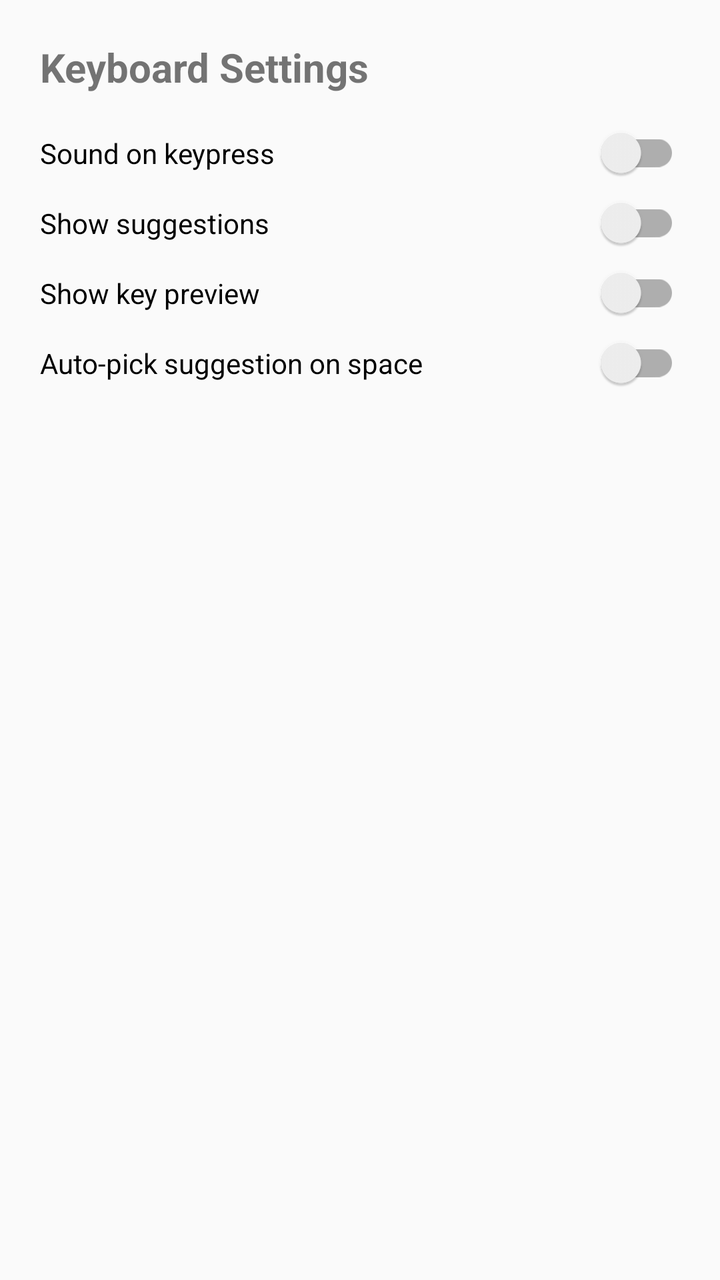
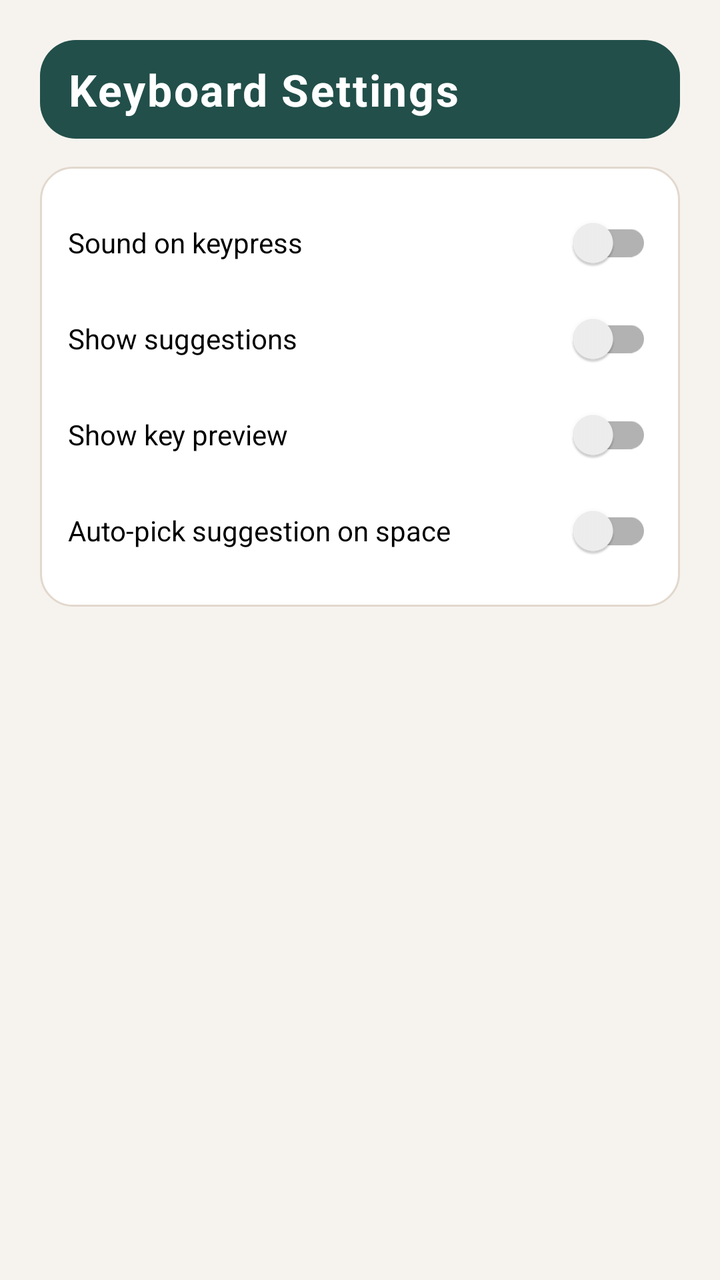

Compare the two renders of this Android layout. The source of the first and the diff that turns it into the second are given below.
<!-- AndroidManifest.xml: application theme AppTheme -->
<!-- res/layout/fragment_settings.xml -->
<?xml version="1.0" encoding="utf-8"?>
<ScrollView xmlns:android="http://schemas.android.com/apk/res/android"
    android:layout_width="match_parent"
    android:layout_height="match_parent"
    android:fillViewport="true">

    <LinearLayout
        android:layout_width="match_parent"
        android:layout_height="wrap_content"
        android:orientation="vertical"
        android:padding="20dp">

        <TextView
            android:id="@+id/keyboard_settings_title"
            android:layout_width="match_parent"
            android:layout_height="wrap_content"
            android:text="@string/settings_title"
            android:textSize="20sp"
            android:textStyle="bold"
            android:paddingBottom="12dp" />

        <androidx.appcompat.widget.SwitchCompat
            android:id="@+id/switch_sound"
            android:layout_width="match_parent"
            android:layout_height="wrap_content"
            android:text="Sound on keypress"
            android:paddingVertical="8dp" />

        <androidx.appcompat.widget.SwitchCompat
            android:id="@+id/switch_suggestions"
            android:layout_width="match_parent"
            android:layout_height="wrap_content"
            android:text="Show suggestions"
            android:paddingVertical="8dp" />

        <androidx.appcompat.widget.SwitchCompat
            android:id="@+id/switch_key_preview"
            android:layout_width="match_parent"
            android:layout_height="wrap_content"
            android:text="Show key preview"
            android:paddingVertical="8dp" />

        <androidx.appcompat.widget.SwitchCompat
            android:id="@+id/switch_auto_pick"
            android:layout_width="match_parent"
            android:layout_height="wrap_content"
            android:text="Auto-pick suggestion on space"
            android:paddingVertical="8dp" />
    </LinearLayout>
</ScrollView>
<!-- resources referenced by this layout -->
<resources>
  <string name="settings_title">Keyboard Settings</string>
  <style name="AppTheme" parent="Theme.AppCompat.Light.DarkActionBar">
          
          <item name="colorPrimary">@color/colorPrimary</item>
          <item name="colorPrimaryDark">@color/colorPrimaryDark</item>
          <item name="colorAccent">@color/colorAccent</item>
      </style>
  <color name="colorPrimary">#008577</color>
  <color name="colorPrimaryDark">#00574B</color>
  <color name="colorAccent">#D81B60</color>
</resources>

<!-- the commit's change to res/layout/fragment_settings.xml (unified diff, before → after) -->
@@ -2,7 +2,8 @@
 <ScrollView xmlns:android="http://schemas.android.com/apk/res/android"
     android:layout_width="match_parent"
     android:layout_height="match_parent"
-    android:fillViewport="true">
+    android:fillViewport="true"
+    android:background="@color/ui_bg">
 
     <LinearLayout
         android:layout_width="match_parent"
@@ -15,36 +16,49 @@
             android:layout_width="match_parent"
             android:layout_height="wrap_content"
             android:text="@string/settings_title"
-            android:textSize="20sp"
+            android:textSize="22sp"
             android:textStyle="bold"
-            android:paddingBottom="12dp" />
+            android:textColor="@color/ui_surface"
+            android:letterSpacing="0.04"
+            android:background="@drawable/bg_title_pill"
+            android:paddingHorizontal="14dp"
+            android:paddingVertical="10dp"
+            android:layout_marginBottom="14dp" />
 
-        <androidx.appcompat.widget.SwitchCompat
-            android:id="@+id/switch_sound"
+        <LinearLayout
             android:layout_width="match_parent"
             android:layout_height="wrap_content"
-            android:text="Sound on keypress"
-            android:paddingVertical="8dp" />
+            android:orientation="vertical"
+            android:background="@drawable/bg_card"
+            android:padding="14dp">
 
-        <androidx.appcompat.widget.SwitchCompat
-            android:id="@+id/switch_suggestions"
-            android:layout_width="match_parent"
-            android:layout_height="wrap_content"
-            android:text="Show suggestions"
-            android:paddingVertical="8dp" />
+            <androidx.appcompat.widget.SwitchCompat
+                android:id="@+id/switch_sound"
+                android:layout_width="match_parent"
+                android:layout_height="wrap_content"
+                android:text="Sound on keypress"
+                android:paddingVertical="8dp" />
 
-        <androidx.appcompat.widget.SwitchCompat
-            android:id="@+id/switch_key_preview"
-            android:layout_width="match_parent"
-            android:layout_height="wrap_content"
-            android:text="Show key preview"
-            android:paddingVertical="8dp" />
+            <androidx.appcompat.widget.SwitchCompat
+                android:id="@+id/switch_suggestions"
+                android:layout_width="match_parent"
+                android:layout_height="wrap_content"
+                android:text="Show suggestions"
+                android:paddingVertical="8dp" />
 
-        <androidx.appcompat.widget.SwitchCompat
-            android:id="@+id/switch_auto_pick"
-            android:layout_width="match_parent"
-            android:layout_height="wrap_content"
-            android:text="Auto-pick suggestion on space"
-            android:paddingVertical="8dp" />
+            <androidx.appcompat.widget.SwitchCompat
+                android:id="@+id/switch_key_preview"
+                android:layout_width="match_parent"
+                android:layout_height="wrap_content"
+                android:text="Show key preview"
+                android:paddingVertical="8dp" />
+
+            <androidx.appcompat.widget.SwitchCompat
+                android:id="@+id/switch_auto_pick"
+                android:layout_width="match_parent"
+                android:layout_height="wrap_content"
+                android:text="Auto-pick suggestion on space"
+                android:paddingVertical="8dp" />
+        </LinearLayout>
     </LinearLayout>
 </ScrollView>
<!-- resource entries referenced after the edit -->
@@ -1,12 +1,29 @@
 <!-- resources referenced by this layout -->
 <resources>
+  <color name="ui_bg">#F6F3EF</color>
+  <color name="ui_surface">#FFFFFF</color>
+  <!-- drawable bg_card (drawable) -->
+  <?xml version="1.0" encoding="utf-8"?>
+  <shape xmlns:android="http://schemas.android.com/apk/res/android">
+      <solid android:color="@color/ui_surface" />
+      <stroke android:width="1dp" android:color="@color/ui_divider" />
+      <corners android:radius="16dp" />
+  </shape>
+  <!-- drawable bg_title_pill (drawable) -->
+  <?xml version="1.0" encoding="utf-8"?>
+  <shape xmlns:android="http://schemas.android.com/apk/res/android">
+      <solid android:color="@color/ui_primary" />
+      <corners android:radius="18dp" />
+  </shape>
   <string name="settings_title">Keyboard Settings</string>
-  <style name="AppTheme" parent="Theme.AppCompat.Light.DarkActionBar">
+  <style name="AppTheme" parent="Theme.MaterialComponents.Light.NoActionBar">
           
           <item name="colorPrimary">@color/colorPrimary</item>
           <item name="colorPrimaryDark">@color/colorPrimaryDark</item>
           <item name="colorAccent">@color/colorAccent</item>
       </style>
+  <color name="ui_divider">#E2D8CD</color>
+  <color name="ui_primary">#224F4A</color>
   <color name="colorPrimary">#008577</color>
   <color name="colorPrimaryDark">#00574B</color>
   <color name="colorAccent">#D81B60</color>
